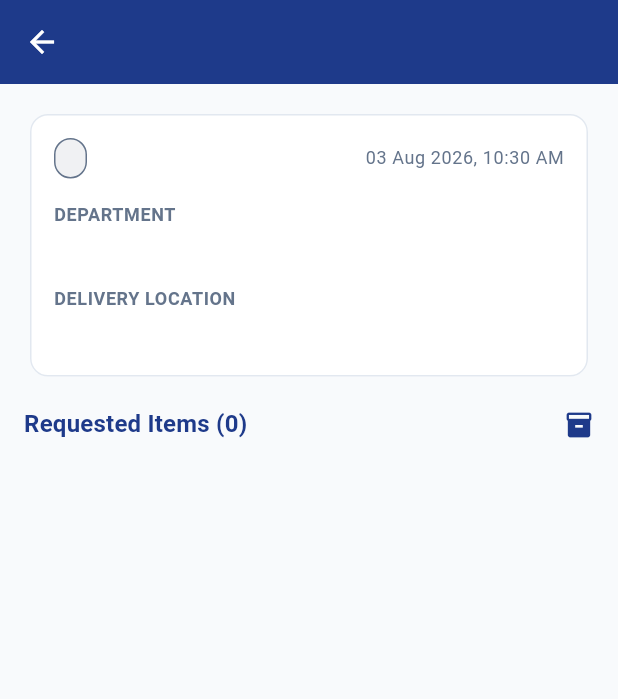
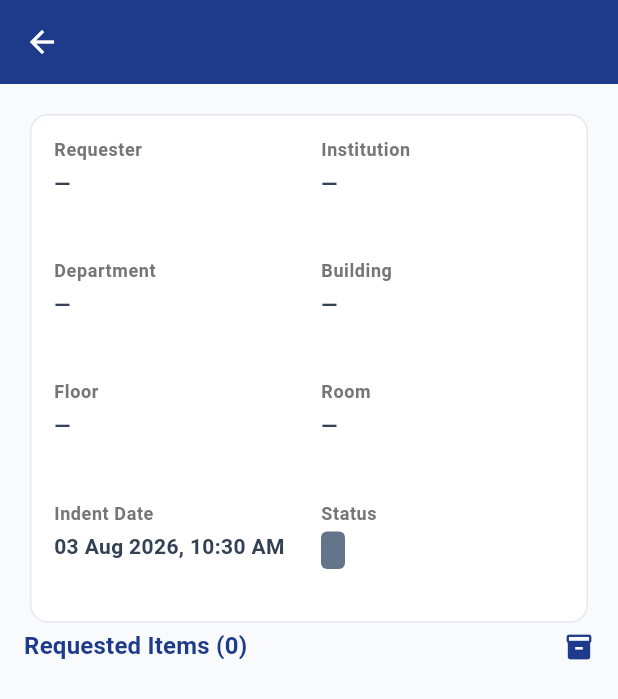
Before and after one commit to Ermars8055/smartcampus2, a Flutter app: the IndentDetailScreen screen opened directly with empty values, on a phone screen of 412 x 824 dp. Shown: the top 699 px of the screen. Run offline on Flutter 3.47's test engine with Material 3 defaults, Android fonts, the phone set to English and light mode, and no system bars; our stand-ins replace dio, firebase_core, go_router, image_picker, shared_preferences; missing offline and left inert: nowa_runtime; accounts and stored records are empty; network calls fail; project files that could hold a hidden picture were left out.

Commit message:
final changes made

```diff
--- a/smartcampusAPP/52409c58-88e7-42ca-ab6e-6e2f5bbbf035/facilityflow/lib/models/indent.dart
+++ b/smartcampusAPP/52409c58-88e7-42ca-ab6e-6e2f5bbbf035/facilityflow/lib/models/indent.dart
@@ -12,12 +12,17 @@ class Indent {
     required this.status,
     required this.items,
     required this.date,
+    this.requesterName = '',
+    this.institutionName = '',
+    this.buildingName = '',
+    this.floor = '',
+    this.roomName = '',
   });
 
   factory Indent.fromJson(Map<String, dynamic> json) {
     return Indent(
       id: json['id'] as int? ?? 0,
-      indentNumber: json['indentNumber'] as String? ?? '',
+      indentNumber: json['indent_number'] as String? ?? '',
       department: json['department'] as String? ?? '',
       location: json['location'] as String? ?? '',
       remarks: json['remarks'] as String? ?? '',
@@ -26,38 +31,47 @@ class Indent {
               ?.map((item) => IndentItem.fromJson(item as Map<String, dynamic>))
               .toList() ??
           [],
-      date: json['date'] != null
-          ? DateTime.parse(json['date'] as String)
+      date: json['created_at'] != null
+          ? DateTime.parse(json['created_at'] as String)
           : DateTime.now(),
+      requesterName: json['requester_name'] as String? ?? '',
+      institutionName: json['institution_name'] as String? ?? '',
+      buildingName: json['building_name'] as String? ?? '',
+      floor: json['floor'] as String? ?? '',
+      roomName: json['room_name'] as String? ?? '',
     );
   }
 
   final int id;
+  final String indentNumber;
+  final String department;
+  final String location;
+  final String remarks;
+  final String status;
+  final List<IndentItem> items;
+  final DateTime date;
 
-  final String indentNumber;
-
-  final String department;
-
-  final String location;
-
-  final String remarks;
-
-  final String status;
-
-  final List<IndentItem> items;
-
-  final DateTime date;
+  final String requesterName;
+  final String institutionName;
+  final String buildingName;
+  final String floor;
+  final String roomName;
 
   Map<String, dynamic> toJson() {
     return {
       'id': id,
-      'indentNumber': indentNumber,
+      'indent_number': indentNumber,
       'department': department,
       'location': location,
       'remarks': remarks,
       'status': status,
       'items': items.map((item) => item.toJson()).toList(),
-      'date': date.toIso8601String(),
+      'created_at': date.toIso8601String(),
+      'requester_name': requesterName,
+      'institution_name': institutionName,
+      'building_name': buildingName,
+      'floor': floor,
+      'room_name': roomName,
     };
   }
 }
--- a/smartcampusAPP/52409c58-88e7-42ca-ab6e-6e2f5bbbf035/facilityflow/lib/pages/complaints_list_screen.dart
+++ b/smartcampusAPP/52409c58-88e7-42ca-ab6e-6e2f5bbbf035/facilityflow/lib/pages/complaints_list_screen.dart
@@ -53,8 +53,10 @@ class _ComplaintsListScreenState extends State<ComplaintsListScreen> {
         .where(
           (c) =>
               c.status == 'Registered' ||
+              c.status == 'Open' ||
               c.status == 'Assigned' ||
-              c.status == 'Under Inspection',
+              c.status == 'Under Inspection' ||
+              c.status == 'Reopened',
         )
         .toList();
     final inProgressComplaints = complaints
@@ -63,7 +65,7 @@ class _ComplaintsListScreenState extends State<ComplaintsListScreen> {
         )
         .toList();
     final closedComplaints =
-        complaints.where((c) => c.status == 'Closed').toList();
+        complaints.where((c) => c.status == 'Closed' || c.status == 'Resolved' || c.status == 'Rejected').toList();
 
     return DefaultTabController(
       length: 3,
--- a/smartcampusAPP/52409c58-88e7-42ca-ab6e-6e2f5bbbf035/facilityflow/lib/pages/indent_detail_screen.dart
+++ b/smartcampusAPP/52409c58-88e7-42ca-ab6e-6e2f5bbbf035/facilityflow/lib/pages/indent_detail_screen.dart
@@ -258,65 +258,61 @@ class _IndentDetailScreenState extends State<IndentDetailScreen> {
                     Card(
                       child: Padding(
                         padding: const EdgeInsets.all(16),
-                        child: Column(
-                          crossAxisAlignment: CrossAxisAlignment.start,
+                        child: GridView.count(
+                          crossAxisCount: 2,
+                          crossAxisSpacing: 16,
+                          mainAxisSpacing: 16,
+                          shrinkWrap: true,
+                          childAspectRatio: 2.5,
+                          physics: const NeverScrollableScrollPhysics(),
                           children: [
-                            Row(
-                              mainAxisAlignment: MainAxisAlignment.spaceBetween,
+                            _buildDetailItem('Requester', widget.indent.requesterName, theme.textTheme),
+                            _buildDetailItem('Institution', widget.indent.institutionName, theme.textTheme),
+                            _buildDetailItem('Department', widget.indent.department, theme.textTheme),
+                            _buildDetailItem('Building', widget.indent.buildingName, theme.textTheme),
+                            _buildDetailItem('Floor', widget.indent.floor, theme.textTheme),
+                            _buildDetailItem('Room', widget.indent.roomName, theme.textTheme),
+                            _buildDetailItem('Indent Date', formattedDate, theme.textTheme),
+                            Column(
+                              crossAxisAlignment: CrossAxisAlignment.start,
                               children: [
+                                Text('Status', style: theme.textTheme.bodySmall?.copyWith(color: Colors.grey[600], fontWeight: FontWeight.bold)),
+                                const SizedBox(height: 4),
                                 Container(
-                                  padding: const EdgeInsets.symmetric(
-                                      horizontal: 10, vertical: 4),
+                                  padding: const EdgeInsets.symmetric(horizontal: 8, vertical: 4),
                                   decoration: BoxDecoration(
-                                    color: statusColor.withValues(alpha: 0.1),
-                                    borderRadius: BorderRadius.circular(100),
-                                    border: Border.all(
-                                        color: statusColor, width: 1),
+                                    color: statusColor,
+                                    borderRadius: BorderRadius.circular(4),
                                   ),
                                   child: Text(
                                     widget.indent.status,
-                                    style: TextStyle(
-                                        color: statusColor,
-                                        fontSize: 12,
-                                        fontWeight: FontWeight.bold),
+                                    style: const TextStyle(color: Colors.white, fontSize: 12, fontWeight: FontWeight.bold),
                                   ),
                                 ),
-                                Text(formattedDate,
-                                    style: theme.textTheme.bodySmall),
                               ],
                             ),
-                            const SizedBox(height: 16),
-                            Text('DEPARTMENT',
-                                style: theme.textTheme.bodySmall
-                                    ?.copyWith(fontWeight: FontWeight.bold)),
-                            const SizedBox(height: 4),
-                            Text(widget.indent.department,
-                                style: theme.textTheme.titleMedium
-                                    ?.copyWith(fontWeight: FontWeight.bold)),
-                            const SizedBox(height: 12),
-                            Text('DELIVERY LOCATION',
-                                style: theme.textTheme.bodySmall
-                                    ?.copyWith(fontWeight: FontWeight.bold)),
-                            const SizedBox(height: 4),
-                            Text(widget.indent.location,
-                                style: theme.textTheme.bodyLarge),
                           ],
                         ),
                       ),
                     ),
-                    const SizedBox(height: 16),
                     if (widget.indent.remarks.isNotEmpty) ...[
-                      Text('Remarks / Purpose',
-                          style: theme.textTheme.titleSmall
-                              ?.copyWith(color: theme.colorScheme.primary)),
-                      const SizedBox(height: 8),
-                      Card(
-                        child: Container(
-                          width: double.infinity,
-                          padding: const EdgeInsets.all(16),
-                          child: Text(widget.indent.remarks,
-                              style: theme.textTheme.bodyMedium
-                                  ?.copyWith(height: 1.4)),
+                      const SizedBox(height: 16),
+                      Container(
+                        width: double.infinity,
+                        padding: const EdgeInsets.all(16),
+                        decoration: BoxDecoration(
+                          color: Colors.grey[50],
+                          border: Border.all(color: Colors.grey[300]!),
+                          borderRadius: BorderRadius.circular(8),
+                        ),
+                        child: Text.rich(
+                          TextSpan(
+                            children: [
+                              const TextSpan(text: 'Remarks: ', style: TextStyle(fontWeight: FontWeight.bold)),
+                              TextSpan(text: widget.indent.remarks),
+                            ]
+                          ),
+                          style: theme.textTheme.bodyMedium,
                         ),
                       ),
                       const SizedBox(height: 24),
@@ -346,10 +342,37 @@ class _IndentDetailScreenState extends State<IndentDetailScreen> {
                             child: Column(
                               crossAxisAlignment: CrossAxisAlignment.start,
                               children: [
-                                Text(item.materialName,
-                                    style: theme.textTheme.titleMedium
-                                        ?.copyWith(
-                                            fontWeight: FontWeight.bold)),
+                                Row(
+                                  crossAxisAlignment: CrossAxisAlignment.start,
+                                  children: [
+                                    Expanded(
+                                      child: Column(
+                                        crossAxisAlignment: CrossAxisAlignment.start,
+                                        children: [
+                                          Text(item.materialName,
+                                              style: theme.textTheme.titleMedium
+                                                  ?.copyWith(fontWeight: FontWeight.bold)),
+                                          if (item.materialCode.isNotEmpty) ...[
+                                            const SizedBox(height: 4),
+                                            Text(item.materialCode,
+                                                style: theme.textTheme.bodySmall?.copyWith(color: Colors.grey)),
+                                          ],
+                                        ],
+                                      ),
+                                    ),
+                                    if (item.uomName.isNotEmpty) ...[
+                                      Container(
+                                        padding: const EdgeInsets.symmetric(horizontal: 8, vertical: 4),
+                                        decoration: BoxDecoration(
+                                          color: Colors.blue[50],
+                                          borderRadius: BorderRadius.circular(4),
+                                        ),
+                                        child: Text(item.uomName,
+                                            style: TextStyle(color: Colors.blue[900], fontSize: 12, fontWeight: FontWeight.bold)),
+                                      ),
+                                    ],
+                                  ],
+                                ),
                                 const SizedBox(height: 16),
                                 Row(
                                   children: [
@@ -476,4 +499,15 @@ class _IndentDetailScreenState extends State<IndentDetailScreen> {
       ),
     );
   }
+
+  Widget _buildDetailItem(String label, String value, TextTheme textTheme) {
+    return Column(
+      crossAxisAlignment: CrossAxisAlignment.start,
+      children: [
+        Text(label, style: textTheme.bodySmall?.copyWith(color: Colors.grey[600], fontWeight: FontWeight.bold)),
+        const SizedBox(height: 4),
+        Text(value.isEmpty ? '—' : value, style: textTheme.bodyMedium?.copyWith(fontWeight: FontWeight.w600)),
+      ],
+    );
+  }
 }
```
Also changed, not shown: smartcampusAPP/52409c58-88e7-42ca-ab6e-6e2f5bbbf035/facilityflow/lib/models/complaint.dart (+14 -14 lines), smartcampusAPP/52409c58-88e7-42ca-ab6e-6e2f5bbbf035/facilityflow/lib/models/indent_item.dart (+20 -21 lines), smartcampusAPP/52409c58-88e7-42ca-ab6e-6e2f5bbbf035/facilityflow/lib/models/material_issue.dart (+8 -14 lines), 2 other files.
